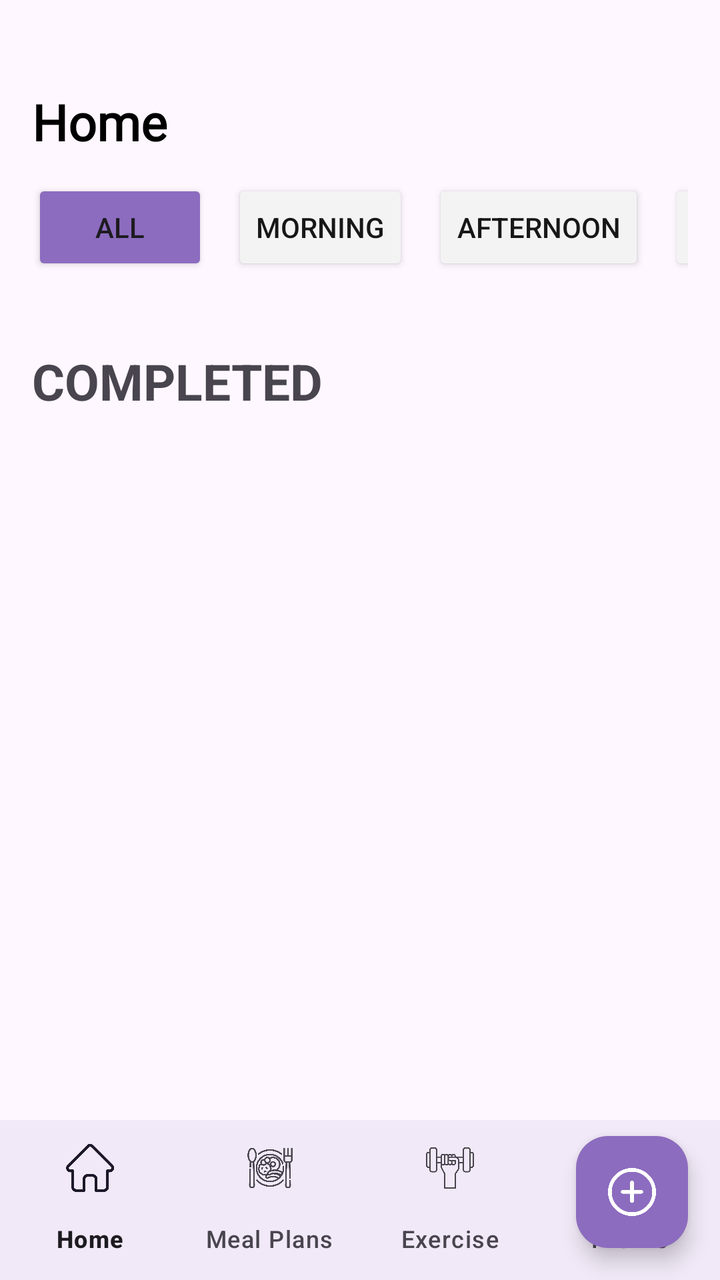
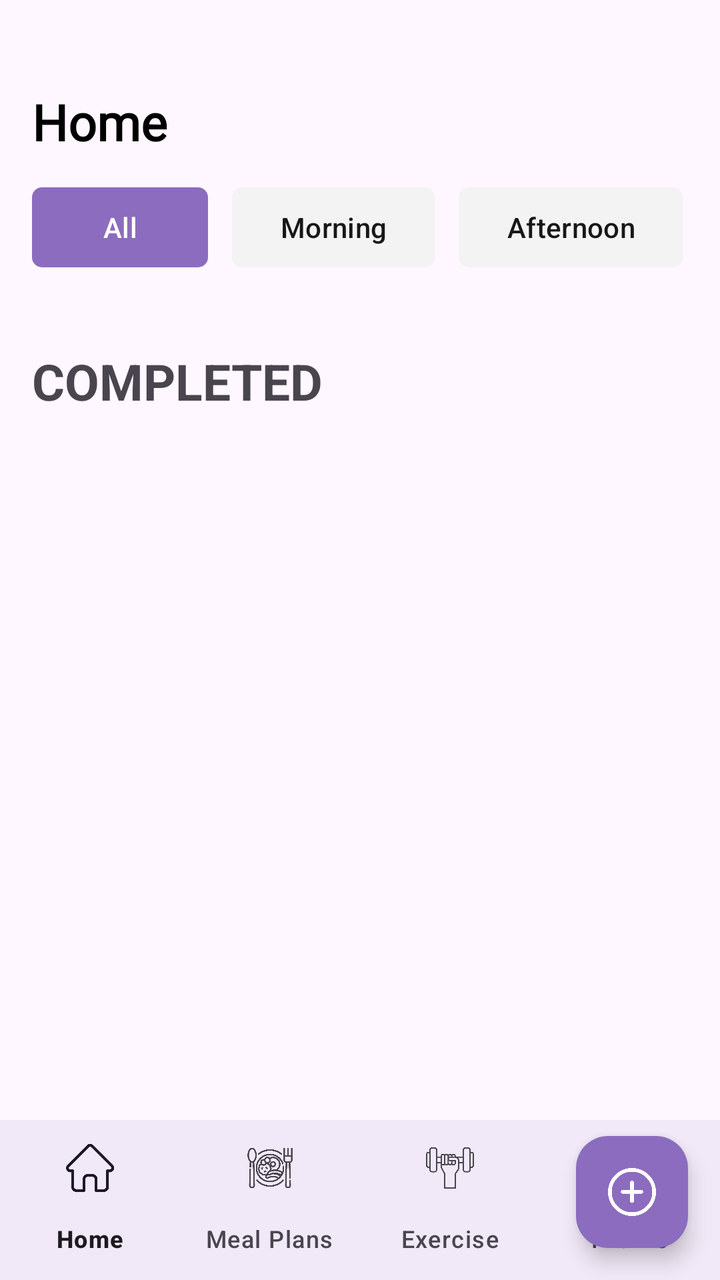

Two renders of the same Android screen: before a commit and after it. Below are the layout's source before the change and the commit's diff.
<!-- AndroidManifest.xml: application theme Theme.FitPro -->
<!-- res/layout/activity_main_home.xml -->
<?xml version="1.0" encoding="utf-8"?>
<androidx.coordinatorlayout.widget.CoordinatorLayout
    xmlns:android="http://schemas.android.com/apk/res/android"
    xmlns:app="http://schemas.android.com/apk/res-auto"
    xmlns:tools="http://schemas.android.com/tools"
    android:id="@+id/main"
    android:layout_width="match_parent"
    android:layout_height="match_parent"
    android:fitsSystemWindows="true"
    tools:context=".MainHome">

    
    <ScrollView
        android:id="@+id/scrollView"
        android:layout_width="match_parent"
        android:layout_height="match_parent"
        android:fillViewport="true">

        <LinearLayout
            android:layout_width="match_parent"
            android:layout_height="wrap_content"
            android:orientation="vertical"
            android:padding="16dp"
            android:paddingBottom="120dp">

            
            <TextView
                android:id="@+id/titleText"
                android:layout_width="wrap_content"
                android:layout_height="wrap_content"
                android:layout_marginTop="28dp"
                android:fontFamily="@font/bebas_neue"
                android:text="Home"
                android:textColor="@android:color/black"
                android:textSize="25sp"
                android:textStyle="bold"/>

            
            <HorizontalScrollView
                android:layout_width="match_parent"
                android:layout_height="wrap_content"
                android:scrollbars="none"
                android:overScrollMode="never"
                android:layout_marginTop="12dp">

                <LinearLayout
                    android:layout_width="wrap_content"
                    android:layout_height="wrap_content"
                    android:orientation="horizontal">

                    <Button
                        android:id="@+id/buttonAll"
                        android:layout_width="wrap_content"
                        android:layout_height="wrap_content"
                        android:backgroundTint="@color/AccentColor2"
                        android:text="All"
                        android:layout_marginEnd="12dp"
                        app:cornerRadius="5dp"/>

                    <Button
                        android:id="@+id/buttonMorning"
                        android:layout_width="wrap_content"
                        android:layout_height="wrap_content"
                        android:layout_marginEnd="12dp"
                        android:backgroundTint="@color/bg_white"
                        android:text="Morning"
                        android:textColor="@color/primaryColor"
                        app:cornerRadius="5dp"/>

                    <Button
                        android:id="@+id/buttonAfternoon"
                        android:layout_width="wrap_content"
                        android:layout_height="wrap_content"
                        android:layout_marginEnd="12dp"
                        android:backgroundTint="@color/bg_white"
                        android:text="Afternoon"
                        android:textColor="@color/primaryColor"
                        app:cornerRadius="5dp"/>

                    <Button
                        android:id="@+id/buttonEvening"
                        android:layout_width="wrap_content"
                        android:layout_height="wrap_content"
                        android:backgroundTint="@color/bg_white"
                        android:text="Evening"
                        android:textColor="@color/primaryColor"
                        app:cornerRadius="5dp"/>
                </LinearLayout>
            </HorizontalScrollView>

            
            <LinearLayout
                android:id="@+id/habitContainer"
                android:layout_width="match_parent"
                android:layout_height="wrap_content"
                android:orientation="vertical"
                android:layout_marginTop="16dp"/>

            
            <TextView
                android:layout_width="wrap_content"
                android:layout_height="wrap_content"
                android:text="COMPLETED"
                android:textSize="25sp"
                android:textStyle="bold"
                android:layout_marginTop="20dp"/>

            
            <LinearLayout
                android:id="@+id/completedContainer"
                android:layout_width="match_parent"
                android:layout_height="wrap_content"
                android:orientation="vertical"
                android:layout_marginTop="12dp"/>

            

        </LinearLayout>
    </ScrollView>

    
    <com.google.android.material.floatingactionbutton.FloatingActionButton
        android:id="@+id/fabAdd"
        android:layout_width="wrap_content"
        android:layout_height="wrap_content"
        android:layout_gravity="bottom|end"
        android:layout_margin="16dp"
        android:contentDescription="Add"
        app:backgroundTint="@color/AccentColor2"
        app:srcCompat="@drawable/ic_add"
        app:tint="@android:color/white"/>

    
    <com.google.android.material.bottomnavigation.BottomNavigationView
        android:id="@+id/bottom_navigation"
        android:layout_width="match_parent"
        android:layout_height="wrap_content"
        android:layout_gravity="bottom"
        android:background="?android:attr/windowBackground"
        app:labelVisibilityMode="labeled"
        app:menu="@menu/bottom_nav_menu"/>
</androidx.coordinatorlayout.widget.CoordinatorLayout>
<!-- resources referenced by this layout -->
<resources>
  <color name="AccentColor2">#8C6CBF</color>
  <color name="bg_white">#F3F3F3</color>
  <color name="primaryColor">#181717</color>
  <!-- drawable ic_add: png bitmap (drawable, 17923 bytes) -->
  <style name="Theme.FitPro" parent="Base.Theme.FitPro" />
  <style name="Base.Theme.FitPro" parent="Theme.Material3.DayNight.NoActionBar">
          
          
      </style>
</resources>

<!-- the commit's change to res/layout/activity_main_home.xml (unified diff, before → after) -->
@@ -14,7 +14,8 @@
         android:id="@+id/scrollView"
         android:layout_width="match_parent"
         android:layout_height="match_parent"
-        android:fillViewport="true">
+        android:fillViewport="true"
+        app:layout_behavior="@string/appbar_scrolling_view_behavior">
 
         <LinearLayout
             android:layout_width="match_parent"
@@ -48,41 +49,42 @@
                     android:layout_height="wrap_content"
                     android:orientation="horizontal">
 
-                    <Button
+                    <com.google.android.material.button.MaterialButton
                         android:id="@+id/buttonAll"
                         android:layout_width="wrap_content"
                         android:layout_height="wrap_content"
-                        android:backgroundTint="@color/AccentColor2"
+                        android:layout_marginEnd="12dp"
                         android:text="All"
-                        android:layout_marginEnd="12dp"
-                        app:cornerRadius="5dp"/>
+                        app:backgroundTint="@color/AccentColor2"
+                        app:cornerRadius="5dp"
+                        android:textColor="@android:color/white"/>
 
-                    <Button
+                    <com.google.android.material.button.MaterialButton
                         android:id="@+id/buttonMorning"
                         android:layout_width="wrap_content"
                         android:layout_height="wrap_content"
                         android:layout_marginEnd="12dp"
-                        android:backgroundTint="@color/bg_white"
                         android:text="Morning"
+                        app:backgroundTint="@color/bg_white"
                         android:textColor="@color/primaryColor"
                         app:cornerRadius="5dp"/>
 
-                    <Button
+                    <com.google.android.material.button.MaterialButton
                         android:id="@+id/buttonAfternoon"
                         android:layout_width="wrap_content"
                         android:layout_height="wrap_content"
                         android:layout_marginEnd="12dp"
-                        android:backgroundTint="@color/bg_white"
                         android:text="Afternoon"
+                        app:backgroundTint="@color/bg_white"
                         android:textColor="@color/primaryColor"
                         app:cornerRadius="5dp"/>
 
-                    <Button
+                    <com.google.android.material.button.MaterialButton
                         android:id="@+id/buttonEvening"
                         android:layout_width="wrap_content"
                         android:layout_height="wrap_content"
-                        android:backgroundTint="@color/bg_white"
                         android:text="Evening"
+                        app:backgroundTint="@color/bg_white"
                         android:textColor="@color/primaryColor"
                         app:cornerRadius="5dp"/>
                 </LinearLayout>
@@ -113,8 +115,6 @@
                 android:orientation="vertical"
                 android:layout_marginTop="12dp"/>
 
-            
-
         </LinearLayout>
     </ScrollView>
 
@@ -139,4 +139,5 @@
         android:background="?android:attr/windowBackground"
         app:labelVisibilityMode="labeled"
         app:menu="@menu/bottom_nav_menu"/>
+
 </androidx.coordinatorlayout.widget.CoordinatorLayout>
